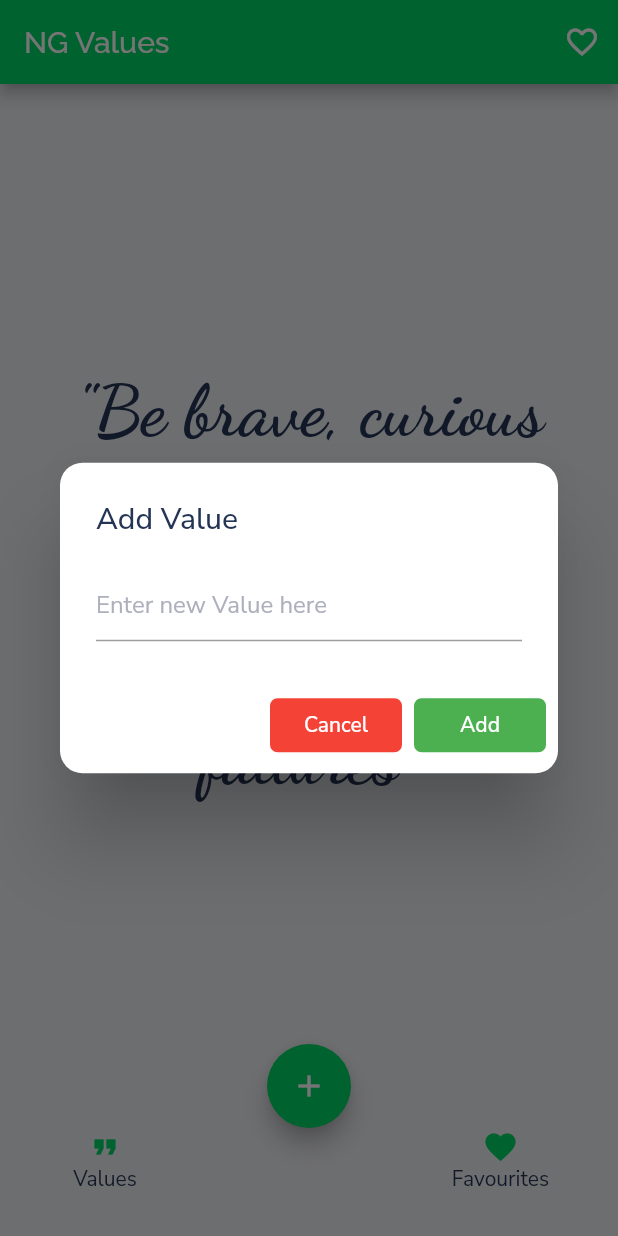
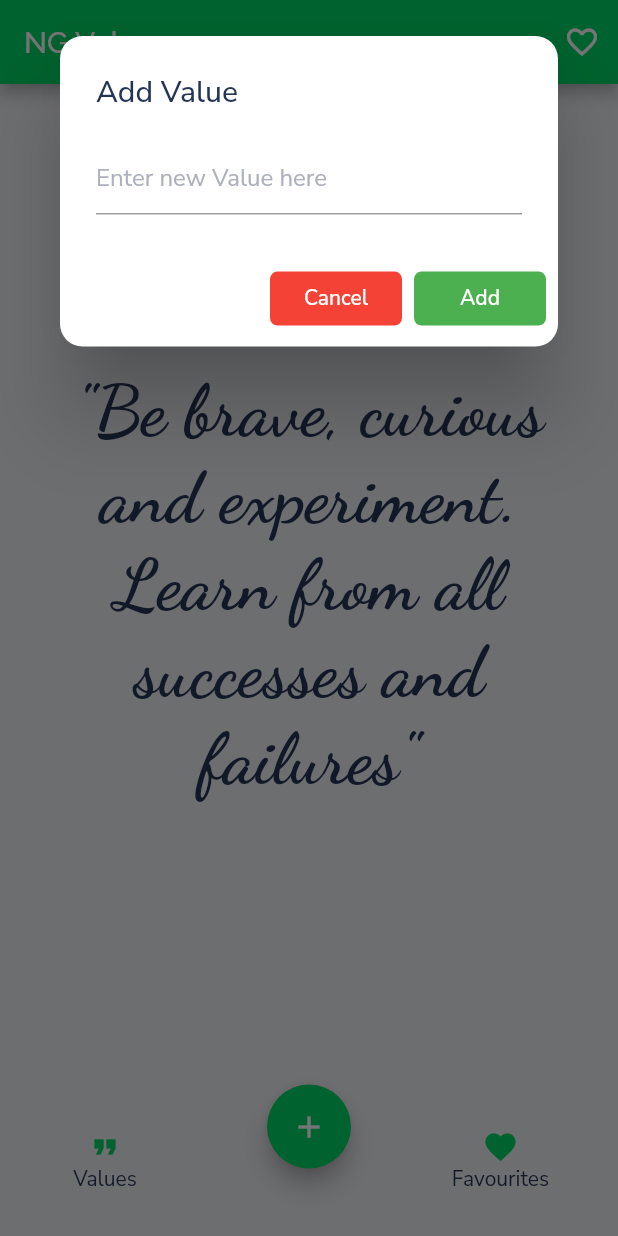
Before and after one commit to 05k4rxF/Netguru, a Flutter app: the screen it shows after launch, after a tap on the "add" icon, on a phone screen of 412 x 824 dp. Run offline on Flutter 3.47's test engine with Material 2 defaults, Android fonts, the phone set to English and light mode, and no system bars; our stand-ins replace get, google_fonts.

Commit message:
Responsiveness update

```diff
--- a/lib/screens/main_screen.dart
+++ b/lib/screens/main_screen.dart
@@ -49,7 +49,11 @@ class _HomeState extends State<Home> with SingleTickerProviderStateMixin {
   Widget build(BuildContext context) {
     return Scaffold(
       floatingActionButtonLocation: FloatingActionButtonLocation.centerDocked,
-      floatingActionButton: FloatingActionButton(
+      floatingActionButton: Padding(
+        padding: const EdgeInsets.only(bottom: 45.0),
+        child: Align(
+          alignment: Alignment.bottomCenter,
+          child: new FloatingActionButton(
             backgroundColor: AppTheme.dark.primaryColor,
             child: Icon(
               Icons.add,
@@ -57,6 +61,8 @@ class _HomeState extends State<Home> with SingleTickerProviderStateMixin {
             onPressed: () {
               _displayTextInputDialog(context);
             },
+          ),
+        ),
       ),
       appBar: AppBar(
         title: Text("NG Values", style: GoogleFonts.raleway()),
@@ -219,7 +225,8 @@ Future<void> _displayTextInputDialog(BuildContext context) async {
   return showDialog(
       context: context,
       builder: (context) {
-        return AlertDialog(
+        return SingleChildScrollView(
+          child: AlertDialog(
             shape: RoundedRectangleBorder(
                 borderRadius: BorderRadius.all(Radius.circular(15.0))),
             title: Text('Add Value'),
@@ -301,6 +308,7 @@ Future<void> _displayTextInputDialog(BuildContext context) async {
                 },
               ),
             ],
+          ),
         );
       });
 }
```
Lines whose indentation alone changed are shown as unchanged.
